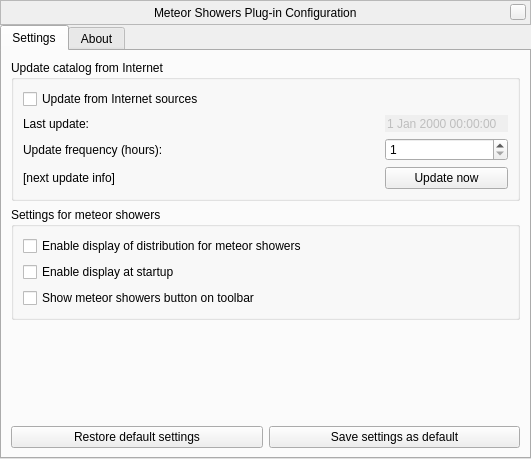
Qt form plugins/MeteorShowers/src/gui/meteorShowerDialog.ui (519984307/stellarium_src) before a commit.
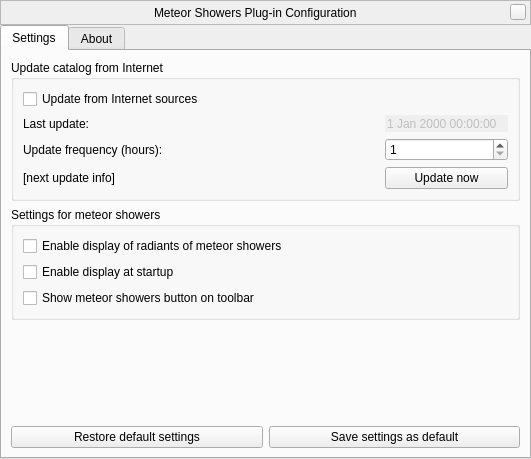
The same form after that commit. Custom widgets are drawn as their Qt base class.

The edit to the form file:
```diff
--- a/plugins/MeteorShowers/src/gui/meteorShowerDialog.ui
+++ b/plugins/MeteorShowers/src/gui/meteorShowerDialog.ui
@@ -253,7 +253,7 @@
              <string/>
             </property>
             <property name="text">
-             <string>Enable display of distribution for meteor showers</string>
+             <string>Enable display of radiants of meteor showers</string>
             </property>
            </widget>
           </item>
```
